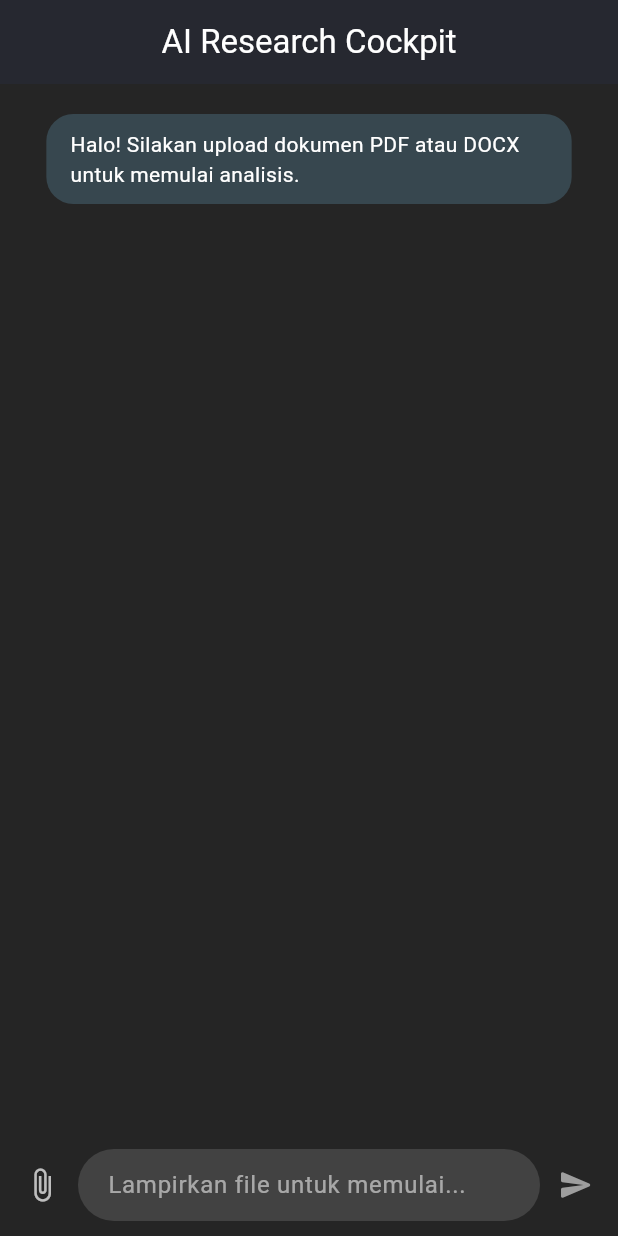
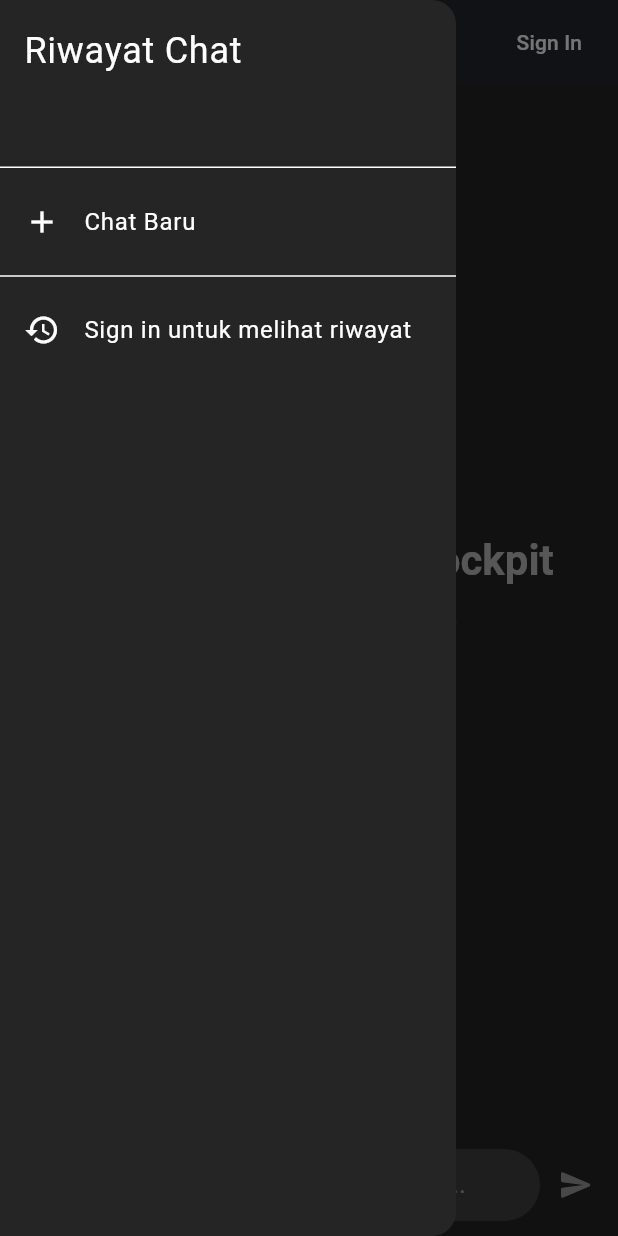
Before and after one commit to CristLoha/ai_cockpit_app, a Flutter app: the screen it shows after launch, with the side drawer open (before the commit the screen has no drawer), on a phone screen of 412 x 824 dp. Run offline on Flutter 3.47's test engine with Material 3 defaults, Android fonts, the phone set to English and light mode, and no system bars; drawn by our look-alikes of animated_text_kit, flutter_markdown; our stand-ins replace bloc, dio, equatable, file_picker, firebase_auth, firebase_core and 4 more; accounts and stored records are empty.

Commit message:
Frontend (Flutter): - Integrated Firebase (`firebase_core`, `firebase_auth`, `google_sign_in`) and configured the project using `flutterfire_cli`. - Created a new `AuthCubit` to manage the global authentication state (Authenticated, Unauthenticated). - Built the complete Google Sign-In and Sign-Out user flow. - Upgraded `ApiService` to dynamically attach the user's ID Token to the `Authorization` header for all authenticated requests. - Implemented a `DeviceRepository` to generate and persist a unique device ID for guest mode, which is also sent as a header. - Made the `ChatScreen` UI fully dynamic and auth-aware:   - Added a `Drawer` for future chat history.   - The `AppBar` now displays either a "Sign In" button or the user's profile picture.   - A central "Welcome Message" with animations is displayed, which is personalized with the user's name upon login.   - Implemented logic to handle the guest usage limit error from the backend, prompting the user to sign in.

```diff
--- /dev/null
+++ b/lib/blocs/auth/auth_cubit.dart
@@ -0,0 +1,50 @@
+import 'package:bloc/bloc.dart';
+import 'package:equatable/equatable.dart';
+import 'package:firebase_auth/firebase_auth.dart';
+import 'package:google_sign_in/google_sign_in.dart';
+part 'auth_state.dart';
+
+class AuthCubit extends Cubit<AuthState> {
+  final FirebaseAuth _firebaseAuth = FirebaseAuth.instance;
+  final GoogleSignIn _googleSignIn = GoogleSignIn();
+  AuthCubit() : super(AuthInitial()) {
+    _firebaseAuth.authStateChanges().listen((user) {
+      if (user != null) {
+        emit(Authenticated(user));
+      } else {
+        emit(Unauthenticated());
+      }
+    });
+  }
+
+  Future<void> signInWithGoogle() async {
+    emit(AuthLoading());
+    try {
+      final GoogleSignInAccount? googleUser = await _googleSignIn.signIn();
+
+      if (googleUser == null) {
+        emit(Unauthenticated());
+        return;
+      }
+
+      final GoogleSignInAuthentication googleAuth =
+          await googleUser.authentication;
+
+      final AuthCredential credential = GoogleAuthProvider.credential(
+        accessToken: googleAuth.accessToken,
+        idToken: googleAuth.idToken,
+      );
+
+      await _firebaseAuth.signInWithCredential(credential);
+    } catch (e) {
+      print("Google Sign-In Error: $e");
+
+      emit(Unauthenticated());
+    }
+  }
+
+  Future<void> signOut() async {
+    await _firebaseAuth.signOut();
+    await _googleSignIn.signOut();
+  }
+}
--- /dev/null
+++ b/lib/blocs/auth/auth_state.dart
@@ -0,0 +1,21 @@
+part of 'auth_cubit.dart';
+
+sealed class AuthState extends Equatable {
+  const AuthState();
+
+  @override
+  List<Object> get props => [];
+}
+
+class AuthInitial extends AuthState {}
+
+class AuthLoading extends AuthState {}
+
+class Authenticated extends AuthState {
+  final User user;
+  const Authenticated(this.user);
+  @override
+  List<Object> get props => [user];
+}
+
+class Unauthenticated extends AuthState {}
--- a/lib/blocs/chat/chat_event.dart
+++ b/lib/blocs/chat/chat_event.dart
@@ -7,19 +7,24 @@ sealed class ChatEvent extends Equatable {
   List<Object?> get props => [];
 }
 
-class SendMessageAndFileEvent extends ChatEvent {
+class SendMessageWithFilesEvent extends ChatEvent {
   final String question;
-  final List<Uint8List> fileBytesList;
-  final List<String> fileNameList;
+  final List<SelectedFile> files;
+  const SendMessageWithFilesEvent({
+    required this.question,
+    required this.files,
+  });
+  @override
+  List<Object> get props => [question, files];
+}
 
-  const SendMessageAndFileEvent({
-    required this.question,
-    required this.fileBytesList,
-    required this.fileNameList,
-  });
-
+class SendFollowUpMessageEvent extends ChatEvent {
+  final String question;
+  const SendFollowUpMessageEvent(this.question);
   @override
-  List<Object> get props => [question, fileBytesList, fileNameList];
+  List<Object> get props => [question];
 }
 
 class RetryLastMessageEvent extends ChatEvent {}
+
+class ClearChatEvent extends ChatEvent {}
--- a/lib/blocs/chat/chat_state.dart
+++ b/lib/blocs/chat/chat_state.dart
@@ -3,9 +3,11 @@ part of 'chat_bloc.dart';
 @immutable
 sealed class ChatState extends Equatable {
   final List<ChatMessage> messages;
-  const ChatState({required this.messages});
+  final List<SelectedFile> activeFiles;
+
+  const ChatState({required this.messages, this.activeFiles = const []});
   @override
-  List<Object?> get props => [messages];
+  List<Object?> get props => [messages, activeFiles];
 }
 
 class ChatInitial extends ChatState {
@@ -13,36 +15,13 @@ class ChatInitial extends ChatState {
     : super(
         messages: [
           ChatMessage(
-            text:
-                'Halo! Silakan upload dokumen PDF atau DOCX untuk memulai analisis.',
+            text: 'Halo! Silakan upload dokumen untuk memulai analisis.',
             sender: MessageSender.ai,
           ),
         ],
       );
 }
 
-class ChatUpdate extends ChatState {
-  const ChatUpdate({required super.messages});
+class ChatLoaded extends ChatState {
+  const ChatLoaded({required super.messages, required super.activeFiles});
 }
-
-class ChatLoading extends ChatState {
-  const ChatLoading({required super.messages});
-}
-
-class ChatSuccess extends ChatState {
-  final String answer;
-
-  const ChatSuccess({required this.answer, required super.messages});
-
-  @override
-  List<Object?> get props => [answer];
-}
-
-class ChatFailure extends ChatState {
-  final String error;
-
-  const ChatFailure({required this.error, required super.messages});
-
-  @override
-  List<Object?> get props => [error];
-}
--- a/lib/blocs/file_picker/file_picker_cubit.dart
+++ b/lib/blocs/file_picker/file_picker_cubit.dart
@@ -3,10 +3,11 @@ import 'dart:typed_data';
 import 'package:bloc/bloc.dart';
 import 'package:equatable/equatable.dart';
 import 'package:file_picker/file_picker.dart';
+
 part 'file_picker_state.dart';
 
 class FilePickerCubit extends Cubit<FilePickerState> {
-  FilePickerCubit() : super(FilePickerState());
+  FilePickerCubit() : super(const FilePickerState());
 
   void pickFiles() async {
     FilePickerResult? result = await FilePicker.platform.pickFiles(
@@ -16,13 +17,14 @@ class FilePickerCubit extends Cubit<FilePickerState> {
     );
 
     if (result != null) {
-      final newFiles = List<SelectedFile>.from(state.selectedFiles);
+      final newFiles = <SelectedFile>[];
       for (var file in result.files) {
         if (file.path != null) {
           final fileBytes = await File(file.path!).readAsBytes();
           newFiles.add(SelectedFile(fileName: file.name, fileBytes: fileBytes));
         }
       }
+
       emit(state.copyWith(selectedFiles: newFiles));
     }
   }
--- /dev/null
+++ b/lib/data/repositories/device_repository.dart
@@ -0,0 +1,20 @@
+import 'package:shared_preferences/shared_preferences.dart';
+import 'package:uuid/uuid.dart';
+
+class DeviceRepository {
+  static const String _deviceKey = 'device_id';
+  final Uuid _uuid = Uuid();
+
+  Future<String> getDeviceId() async {
+    final prefs = await SharedPreferences.getInstance();
+    String? deviceId = prefs.getString(_deviceKey);
+
+    if (deviceId == null) {
+      deviceId = _uuid.v4();
+      await prefs.setString(_deviceKey, deviceId);
+
+      print('Generated new device ID: $deviceId');
+    }
+    return deviceId;
+  }
+}
--- a/lib/main.dart
+++ b/lib/main.dart
@@ -1,11 +1,19 @@
 import 'package:ai_cockpit_app/api/api_service.dart';
 import 'package:ai_cockpit_app/blocs/chat/chat_bloc.dart';
 import 'package:ai_cockpit_app/blocs/file_picker/file_picker_cubit.dart';
+import 'package:ai_cockpit_app/data/repositories/device_repository.dart';
+import 'package:ai_cockpit_app/firebase_options.dart';
 import 'package:ai_cockpit_app/presentation/screens/chat_screen.dart';
+import 'package:firebase_core/firebase_core.dart';
 import 'package:flutter/material.dart';
 import 'package:flutter_bloc/flutter_bloc.dart';
 
-void main() {
+import 'blocs/auth/auth_cubit.dart';
+
+void main() async {
+  WidgetsFlutterBinding.ensureInitialized();
+
+  await Firebase.initializeApp(options: DefaultFirebaseOptions.currentPlatform);
   runApp(const MyApp());
 }
 
@@ -13,8 +21,14 @@ class MyApp extends StatelessWidget {
   const MyApp({super.key});
   @override
   Widget build(BuildContext context) {
-    return RepositoryProvider(
-      create: (context) => ApiService(),
+    return MultiRepositoryProvider(
+      providers: [
+        RepositoryProvider(create: (context) => DeviceRepository()),
+        RepositoryProvider(
+          create: (context) =>
+              ApiService(deviceRepository: context.read<DeviceRepository>()),
+        ),
+      ],
       child: MultiBlocProvider(
         providers: [
           BlocProvider(
@@ -22,6 +36,8 @@ class MyApp extends StatelessWidget {
                 ChatBloc(apiService: context.read<ApiService>()),
           ),
           BlocProvider(create: (context) => FilePickerCubit()),
+
+          BlocProvider(create: (context) => AuthCubit()),
         ],
         child: MaterialApp(
           title: 'AI Cockpit',
--- a/lib/presentation/screens/chat_screen.dart
+++ b/lib/presentation/screens/chat_screen.dart
@@ -1,9 +1,12 @@
+import 'package:ai_cockpit_app/blocs/auth/auth_cubit.dart';
 import 'package:ai_cockpit_app/blocs/chat/chat_bloc.dart';
 import 'package:ai_cockpit_app/blocs/file_picker/file_picker_cubit.dart';
-import 'package:ai_cockpit_app/data/chat_message.dart';
+import 'package:ai_cockpit_app/data/models/chat_message.dart';
 import 'package:ai_cockpit_app/presentation/widgets/custom_chat_bubble.dart';
 import 'package:ai_cockpit_app/presentation/widgets/custom_message_bar.dart';
 import 'package:ai_cockpit_app/presentation/widgets/file_attachment_buble.dart';
+import 'package:ai_cockpit_app/presentation/widgets/history_drawer.dart';
+import 'package:ai_cockpit_app/presentation/widgets/welcome_message.dart';
 import 'package:flutter/material.dart';
 import 'package:flutter_bloc/flutter_bloc.dart';
 import 'package:lottie/lottie.dart';
@@ -11,44 +14,46 @@ import 'package:lottie/lottie.dart';
 class ChatScreen extends StatelessWidget {
   const ChatScreen({super.key});
 
-  void _sendMessage(
-    BuildContext context,
-    String text,
-    FilePickerState fileState,
-  ) {
-    if (fileState.selectedFiles.isEmpty) {
-      ScaffoldMessenger.of(context).showSnackBar(
-        const SnackBar(
-          content: Text('Harap pilih setidaknya satu file dokumen.'),
-          backgroundColor: Colors.orangeAccent,
-        ),
-      );
-      return;
-    }
-
-    context.read<ChatBloc>().add(
-      SendMessageAndFileEvent(
-        question: text.trim().isEmpty
-            ? "Berikan ringkasan dari semua dokumen ini."
-            : text,
-        fileBytesList: fileState.selectedFiles.map((f) => f.fileBytes).toList(),
-        fileNameList: fileState.selectedFiles.map((f) => f.fileName).toList(),
-      ),
-    );
-
-    context.read<FilePickerCubit>().clearFiles();
-  }
-
   @override
   Widget build(BuildContext context) {
-    final fileState = context.watch<FilePickerCubit>().state;
+    final filePickerState = context.watch<FilePickerCubit>().state;
+    final authState = context.watch<AuthCubit>().state;
+    final isAuthenticated = authState is Authenticated;
 
     return Scaffold(
       backgroundColor: const Color(0xFF252525),
+      drawer: HistoryDrawer(
+        isAuthenticated: isAuthenticated,
+        onNewChat: () {
+          context.read<ChatBloc>().add(ClearChatEvent());
+          Navigator.pop(context);
+        },
+      ),
       appBar: AppBar(
         title: const Text('AI Research Cockpit'),
+
         centerTitle: true,
         elevation: 1,
+        actions: [
+          BlocBuilder<AuthCubit, AuthState>(
+            builder: (context, state) {
+              if (state is Authenticated) {
+                return GestureDetector(
+                  onTap: () => _showSignOutDialog(context),
+                  child: CircleAvatar(
+                    backgroundImage: NetworkImage(state.user.photoURL ?? ''),
+                    radius: 18,
+                  ),
+                );
+              }
+              return TextButton(
+                onPressed: () => context.read<AuthCubit>().signInWithGoogle(),
+                child: Text('Sign In', style: TextStyle(color: Colors.white)),
+              );
+            },
+          ),
+          const SizedBox(width: 12),
+        ],
       ),
       body: SafeArea(
         child: Column(
@@ -56,6 +61,9 @@ class ChatScreen extends StatelessWidget {
             Expanded(
               child: BlocBuilder<ChatBloc, ChatState>(
                 builder: (context, chatState) {
+                  if (chatState is ChatInitial) {
+                    return WelcomeMessage(authState: authState);
+                  }
                   return ListView.separated(
                     padding: const EdgeInsets.symmetric(
                       vertical: 20.0,
@@ -99,7 +107,10 @@ class ChatScreen extends StatelessWidget {
                                     children: [
                                       Flexible(
                                         child: Text(
-                                          message.text,
+                                          message.text.replaceFirst(
+                                            'Error: ',
+                                            '',
+                                          ),
                                           style: const TextStyle(
                                             color: Colors.redAccent,
                                             fontStyle: FontStyle.italic,
@@ -133,9 +144,9 @@ class ChatScreen extends StatelessWidget {
               ),
             ),
             CustomMessageBar(
-              onSend: (text) => _sendMessage(context, text, fileState),
+              onSend: (text) => _sendMessage(context, text),
               onAttach: () => context.read<FilePickerCubit>().pickFiles(),
-              selectedFileNames: fileState.selectedFiles
+              selectedFileNames: filePickerState.selectedFiles
                   .map((f) => f.fileName)
                   .toList(),
               onRemoveFile: (fileName) =>
@@ -146,4 +157,67 @@ class ChatScreen extends StatelessWidget {
       ),
     );
   }
+
+  void _sendMessage(BuildContext context, String text) {
+    final filePickerState = context.read<FilePickerCubit>().state;
+    final chatState = context.read<ChatBloc>().state;
+
+    final question = text.trim().isEmpty
+        ? "Berikan ringkasan dari dokumen ini."
+        : text.trim();
+
+    if (filePickerState.selectedFiles.isNotEmpty) {
+      context.read<ChatBloc>().add(
+        SendMessageWithFilesEvent(
+          question: question,
+          files: filePickerState.selectedFiles,
+        ),
+      );
+
+      context.read<FilePickerCubit>().clearFiles();
+    } else if (chatState.activeFiles.isNotEmpty) {
+      context.read<ChatBloc>().add(SendFollowUpMessageEvent(question));
+    } else {
+      ScaffoldMessenger.of(context).showSnackBar(
+        const SnackBar(
+          content: Text('Harap pilih setidaknya satu file dokumen.'),
+          backgroundColor: Colors.redAccent,
+        ),
+      );
+    }
+  }
+
+  void _showSignOutDialog(BuildContext context) {
+    showDialog(
+      context: context,
+      builder: (BuildContext dialogContext) {
+        return AlertDialog(
+          backgroundColor: Colors.grey[850],
+          title: const Text('Sign Out', style: TextStyle(color: Colors.white)),
+          content: const Text(
+            'Apakah Anda yakin ingin keluar?',
+            style: TextStyle(color: Colors.white70),
+          ),
+          actions: <Widget>[
+            TextButton(
+              child: const Text('Batal'),
+              onPressed: () => Navigator.of(dialogContext).pop(),
+            ),
+            TextButton(
+              child: const Text(
+                'Keluar',
+                style: TextStyle(color: Colors.redAccent),
+              ),
+              onPressed: () {
+                context.read<AuthCubit>().signOut();
+
+                context.read<ChatBloc>().add(ClearChatEvent());
+                Navigator.of(dialogContext).pop();
+              },
+            ),
+          ],
+        );
+      },
+    );
+  }
 }
--- a/lib/presentation/widgets/custom_chat_bubble.dart
+++ b/lib/presentation/widgets/custom_chat_bubble.dart
@@ -1,4 +1,4 @@
-import 'package:ai_cockpit_app/data/chat_message.dart';
+import 'package:ai_cockpit_app/data/models/chat_message.dart';
 import 'package:flutter/material.dart';
 import 'package:flutter_markdown/flutter_markdown.dart';
 
--- /dev/null
+++ b/lib/presentation/widgets/history_drawer.dart
@@ -0,0 +1,59 @@
+
+import 'package:ai_cockpit_app/blocs/auth/auth_cubit.dart';
+import 'package:flutter/material.dart';
+import 'package:flutter_bloc/flutter_bloc.dart';
+
+class HistoryDrawer extends StatelessWidget {
+  final bool isAuthenticated;
+  final VoidCallback onNewChat;
+
+  const HistoryDrawer({
+    super.key,
+    required this.isAuthenticated,
+    required this.onNewChat,
+  });
+
+  @override
+  Widget build(BuildContext context) {
+    return Drawer(
+      backgroundColor: const Color(0xFF252525),
+      child: BlocBuilder<AuthCubit, AuthState>(
+        builder: (context, state) {
+          return ListView(
+            padding: EdgeInsets.zero,
+            children: [
+              const SizedBox(
+                height: 120,
+                child: DrawerHeader(
+                  child: Text('Riwayat Chat', style: TextStyle(fontSize: 24)),
+                ),
+              ),
+              ListTile(
+                leading: const Icon(Icons.add),
+                title: const Text('Chat Baru'),
+                onTap: () {
+                  Navigator.pop(context);
+                },
+              ),
+              if (state is Authenticated) ...[
+                const Divider(),
+                const Padding(
+                  padding: EdgeInsets.all(16.0),
+                  child: Text('Terkini'),
+                ),
+                ListTile(title: const Text('Analisis Jurnal A...')),
+                ListTile(title: const Text('Rangkuman Paper B...')),
+              ] else ...[
+                const Divider(),
+                const ListTile(
+                  leading: Icon(Icons.history),
+                  title: Text('Sign in untuk melihat riwayat'),
+                ),
+              ],
+            ],
+          );
+        },
+      ),
+    );
+  }
+}
--- /dev/null
+++ b/lib/presentation/widgets/welcome_message.dart
@@ -0,0 +1,54 @@
+import 'package:ai_cockpit_app/blocs/auth/auth_cubit.dart';
+import 'package:animated_text_kit/animated_text_kit.dart';
+import 'package:flutter/material.dart';
+
+class WelcomeMessage extends StatelessWidget {
+  final AuthState authState;
+  const WelcomeMessage({super.key, required this.authState});
+
+  @override
+  Widget build(BuildContext context) {
+    final isAuthenticated = authState is Authenticated;
+    final String name = isAuthenticated
+        ? (authState as Authenticated).user.displayName?.split(' ')[0] ?? 'User'
+        : '';
+    final String text = isAuthenticated
+        ? 'Halo, $name!'
+        : 'Meet AI Research Cockpit';
+
+    return Center(
+      child: Padding(
+        padding: const EdgeInsets.symmetric(horizontal: 24.0),
+        child: Column(
+          mainAxisAlignment: MainAxisAlignment.center,
+          children: [
+            AnimatedTextKit(
+              animatedTexts: [
+                TypewriterAnimatedText(
+                  text,
+                  textStyle: Theme.of(context).textTheme.headlineMedium
+                      ?.copyWith(
+                        color: Colors.white70,
+                        fontWeight: FontWeight.bold,
+                      ),
+                  speed: const Duration(milliseconds: 70),
+                ),
+              ],
+              totalRepeatCount: 1,
+            ),
+            if (!isAuthenticated) ...[
+              const SizedBox(height: 8),
+              Text(
+                'your personal AI assistant',
+                style: Theme.of(
+                  context,
+                ).textTheme.bodyLarge?.copyWith(color: Colors.white54),
+              ),
+            ],
+            const SizedBox(height: 40),
+          ],
+        ),
+      ),
+    );
+  }
+}
```
Also changed, not shown: lib/api/api_service.dart (+20 -0 lines), lib/blocs/chat/chat_bloc.dart (+92 -37 lines), pubspec.yaml (+6 -1 lines), firebase.json (added), lib/data/models/chat_message.dart (renamed from lib/data/chat_message.dart), lib/firebase_options.dart (added), pubspec.lock, 9 other files.
